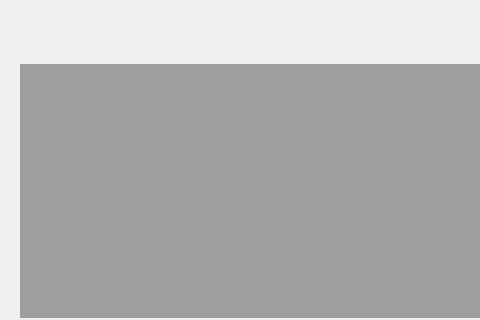
The window that ReviewBoxClient/mainwindow.ui (17719543022/ReviewBoxClient) describes before a commit, drawn with Qt 5; both pictures show x 0 to 480 and y 0 to 320 of the 800 by 600 pixel window.
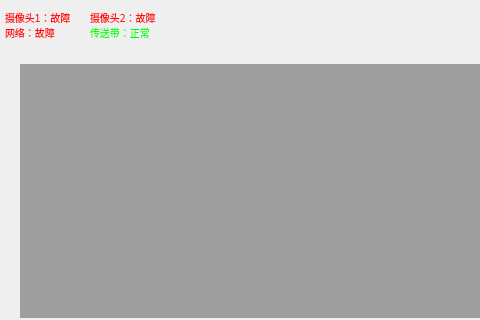
The same window after the commit. Icons and pictures are not drawn.

Commit message: 跟申皓保持一致，在窗口左上角显示摄像头、网络、传送带状态

Diff of the .ui file:
```diff
--- a/ReviewBoxClient/mainwindow.ui
+++ b/ReviewBoxClient/mainwindow.ui
@@ -962,6 +962,76 @@
      </property>
     </widget>
    </widget>
+   <widget class="QLabel" name="stateNet">
+    <property name="geometry">
+     <rect>
+      <x>5</x>
+      <y>25</y>
+      <width>80</width>
+      <height>14</height>
+     </rect>
+    </property>
+    <property name="styleSheet">
+     <string notr="true">font-family: &quot;Microsoft Yahei&quot;;font-size:10px;background:transparent;color:#ff0000;</string>
+    </property>
+    <property name="text">
+     <string>网络：故障</string>
+    </property>
+   </widget>
+   <widget class="QLabel" name="stateCam_x">
+    <property name="geometry">
+     <rect>
+      <x>5</x>
+      <y>10</y>
+      <width>80</width>
+      <height>14</height>
+     </rect>
+    </property>
+    <property name="styleSheet">
+     <string notr="true">font-family: &quot;Microsoft Yahei&quot;;font-size:10px;background:transparent;color:#ff0000;</string>
+    </property>
+    <property name="text">
+     <string>摄像头1：故障</string>
+    </property>
+   </widget>
+   <widget class="QLabel" name="stateCam_s">
+    <property name="geometry">
+     <rect>
+      <x>90</x>
+      <y>10</y>
+      <width>80</width>
+      <height>14</height>
+     </rect>
+    </property>
+    <property name="font">
+     <font>
+      <family>Microsoft Yahei</family>
+      <pointsize>-1</pointsize>
+     </font>
+    </property>
+    <property name="styleSheet">
+     <string notr="true">font-family: &quot;Microsoft Yahei&quot;;font-size:10px;background:transparent;color:#ff0000;</string>
+    </property>
+    <property name="text">
+     <string>摄像头2：故障</string>
+    </property>
+   </widget>
+   <widget class="QLabel" name="stateBelt">
+    <property name="geometry">
+     <rect>
+      <x>90</x>
+      <y>25</y>
+      <width>80</width>
+      <height>14</height>
+     </rect>
+    </property>
+    <property name="styleSheet">
+     <string notr="true">font-family: &quot;Microsoft Yahei&quot;;font-size:10px;background:transparent;color:#00ff00;</string>
+    </property>
+    <property name="text">
+     <string>传送带：正常</string>
+    </property>
+   </widget>
   </widget>
  </widget>
  <resources/>
```
The commit also changes 29 other files.
